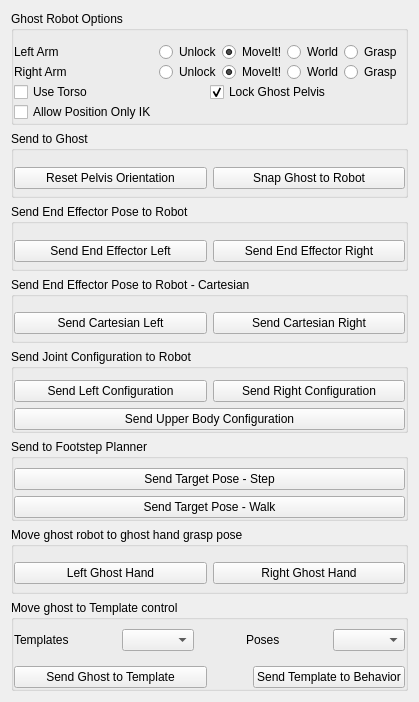
Before: the Qt Designer form vigir_ocs_ghost_control_widget/src/ui/ghost_control_widget.ui in team-vigir/vigir_ocs_common, drawn with Qt 5.
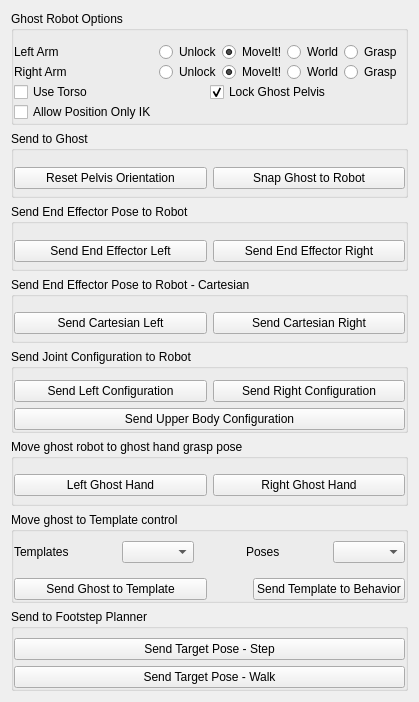
After: the same form once the commit is applied.

Commit message: Moved send steps button down

The edit to the form file:
```diff
--- a/vigir_ocs_ghost_control_widget/src/ui/ghost_control_widget.ui
+++ b/vigir_ocs_ghost_control_widget/src/ui/ghost_control_widget.ui
@@ -52,38 +52,6 @@
      </layout>
     </widget>
    </item>
-   <item row="2" column="0">
-    <widget class="QGroupBox" name="groupBox_3">
-     <property name="title">
-      <string>Send to Ghost</string>
-     </property>
-     <layout class="QHBoxLayout" name="horizontalLayout_9">
-      <property name="leftMargin">
-       <number>0</number>
-      </property>
-      <property name="rightMargin">
-       <number>0</number>
-      </property>
-      <property name="bottomMargin">
-       <number>0</number>
-      </property>
-      <item>
-       <widget class="QPushButton" name="reset_pelvis_button_">
-        <property name="text">
-         <string>Reset Pelvis Orientation</string>
-        </property>
-       </widget>
-      </item>
-      <item>
-       <widget class="QPushButton" name="snap_button_">
-        <property name="text">
-         <string>Snap Ghost to Robot</string>
-        </property>
-       </widget>
-      </item>
-     </layout>
-    </widget>
-   </item>
    <item row="6" column="0">
     <widget class="QGroupBox" name="groupBox_5">
      <property name="title">
@@ -138,41 +106,32 @@
      </layout>
     </widget>
    </item>
-   <item row="7" column="0">
-    <widget class="QGroupBox" name="groupBox_4">
+   <item row="2" column="0">
+    <widget class="QGroupBox" name="groupBox_3">
      <property name="title">
-      <string>Send to Footstep Planner</string>
+      <string>Send to Ghost</string>
      </property>
-     <layout class="QGridLayout" name="gridLayout_8">
+     <layout class="QHBoxLayout" name="horizontalLayout_9">
       <property name="leftMargin">
        <number>0</number>
       </property>
-      <property name="topMargin">
-       <number>9</number>
-      </property>
       <property name="rightMargin">
        <number>0</number>
       </property>
       <property name="bottomMargin">
        <number>0</number>
       </property>
-      <property name="horizontalSpacing">
-       <number>0</number>
-      </property>
-      <property name="verticalSpacing">
-       <number>6</number>
-      </property>
-      <item row="0" column="0">
-       <widget class="QPushButton" name="pushButton">
+      <item>
+       <widget class="QPushButton" name="reset_pelvis_button_">
         <property name="text">
-         <string>Send Target Pose - Step</string>
+         <string>Reset Pelvis Orientation</string>
         </property>
        </widget>
       </item>
-      <item row="1" column="0">
-       <widget class="QPushButton" name="pushButton_2">
+      <item>
+       <widget class="QPushButton" name="snap_button_">
         <property name="text">
-         <string>Send Target Pose - Walk</string>
+         <string>Snap Ghost to Robot</string>
         </property>
        </widget>
       </item>
@@ -605,6 +564,47 @@
      </layout>
     </widget>
    </item>
+   <item row="10" column="0">
+    <widget class="QGroupBox" name="groupBox_4">
+     <property name="title">
+      <string>Send to Footstep Planner</string>
+     </property>
+     <layout class="QGridLayout" name="gridLayout_8">
+      <property name="leftMargin">
+       <number>0</number>
+      </property>
+      <property name="topMargin">
+       <number>9</number>
+      </property>
+      <property name="rightMargin">
+       <number>0</number>
+      </property>
+      <property name="bottomMargin">
+       <number>0</number>
+      </property>
+      <property name="horizontalSpacing">
+       <number>0</number>
+      </property>
+      <property name="verticalSpacing">
+       <number>6</number>
+      </property>
+      <item row="0" column="0">
+       <widget class="QPushButton" name="pushButton">
+        <property name="text">
+         <string>Send Target Pose - Step</string>
+        </property>
+       </widget>
+      </item>
+      <item row="1" column="0">
+       <widget class="QPushButton" name="pushButton_2">
+        <property name="text">
+         <string>Send Target Pose - Walk</string>
+        </property>
+       </widget>
+      </item>
+     </layout>
+    </widget>
+   </item>
   </layout>
  </widget>
  <layoutdefault spacing="6" margin="11"/>
```
